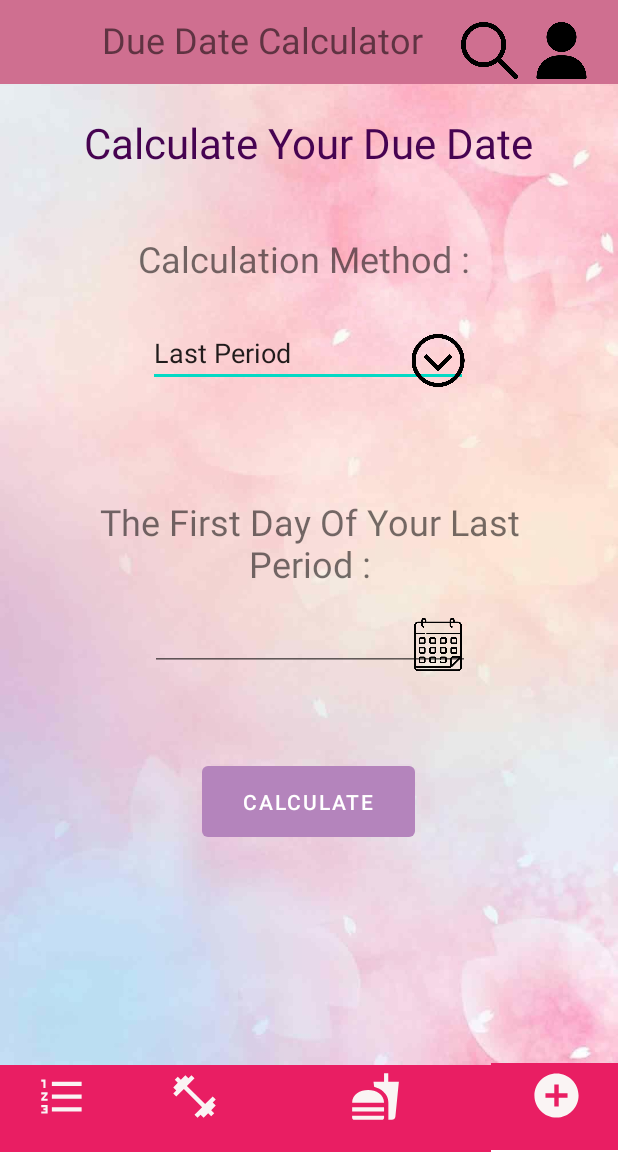
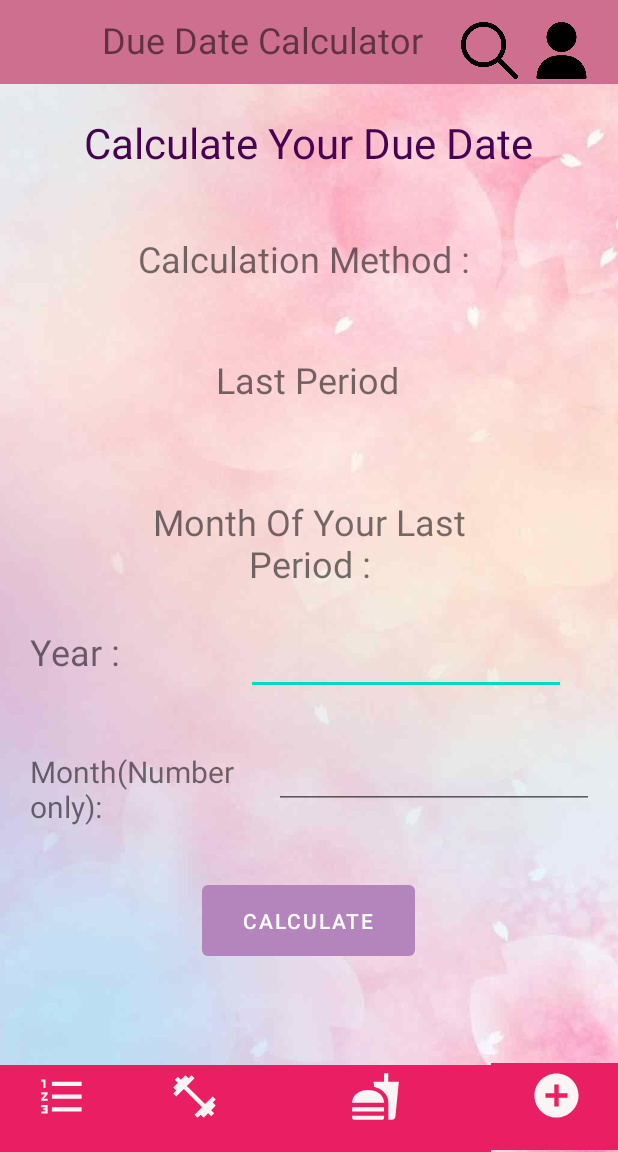
Before and after one commit to ThimeshaMindaka/Moms-care, an Android app: the Duedate_cal screen opened directly, with no data from a screen before it, on a phone screen of 412 x 824 dp, the part 84-1236 px from its top. Run offline under Robolectric (Android 15) with nearby library versions, the phone set to English and light mode, and no system bars.

Commit message:
Calculation is done

```diff
--- a/app/src/main/res/layout/activity_duedate_calculator.xml
+++ b/app/src/main/res/layout/activity_duedate_calculator.xml
@@ -8,14 +8,13 @@
 
     <ImageView
         android:id="@+id/imageView33"
-        android:layout_width="wrap_content"
+        android:layout_width="1080dp"
         android:layout_height="wrap_content"
         app:layout_constraintBottom_toBottomOf="parent"
         app:layout_constraintEnd_toEndOf="parent"
-        app:layout_constraintHorizontal_bias="0.0"
         app:layout_constraintStart_toStartOf="parent"
         app:layout_constraintTop_toTopOf="parent"
-        app:layout_constraintVertical_bias="1.0"
+        app:layout_constraintVertical_bias="0.0"
         app:srcCompat="@drawable/bac4" />
 
     <androidx.appcompat.widget.Toolbar
@@ -67,7 +66,7 @@
         android:text="@string/txt46"
         android:textSize="24sp"
         app:layout_constraintBottom_toBottomOf="@+id/imageView33"
-        app:layout_constraintEnd_toEndOf="@+id/imageView34"
+
         app:layout_constraintHorizontal_bias="0.307"
         app:layout_constraintStart_toStartOf="parent"
         app:layout_constraintTop_toTopOf="parent"
@@ -86,32 +85,6 @@
         app:layout_constraintStart_toStartOf="parent"
         app:layout_constraintTop_toTopOf="@+id/imageView33"
         app:layout_constraintVertical_bias="0.2" />
-
-    <EditText
-        android:id="@+id/txt48"
-        android:layout_width="wrap_content"
-        android:layout_height="wrap_content"
-        android:ems="10"
-        android:inputType="textPersonName"
-        android:text="@string/txt48"
-        app:layout_constraintBottom_toBottomOf="parent"
-        app:layout_constraintEnd_toEndOf="parent"
-        app:layout_constraintHorizontal_bias="0.497"
-        app:layout_constraintStart_toStartOf="parent"
-        app:layout_constraintTop_toBottomOf="@+id/txt47"
-        app:layout_constraintVertical_bias="0.016" />
-
-    <ImageView
-        android:id="@+id/imageView37"
-        android:layout_width="40dp"
-        android:layout_height="35dp"
-        app:layout_constraintBottom_toBottomOf="@+id/txt48"
-        app:layout_constraintEnd_toEndOf="@+id/txt48"
-        app:layout_constraintHorizontal_bias="1.0"
-        app:layout_constraintStart_toStartOf="@+id/txt48"
-        app:layout_constraintTop_toBottomOf="@+id/txt47"
-        app:layout_constraintVertical_bias="1.0"
-        app:srcCompat="@drawable/chevron" />
 
     <TextView
         android:id="@+id/txt49"
@@ -132,30 +105,35 @@
         android:layout_height="wrap_content"
         android:ems="10"
         android:inputType="textPersonName"
+        android:minHeight="48dp"
         android:text="@string/txt50"
         app:layout_constraintBottom_toBottomOf="parent"
         app:layout_constraintEnd_toEndOf="parent"
-        app:layout_constraintHorizontal_bias="0.502"
+        app:layout_constraintHorizontal_bias="0.825"
         app:layout_constraintStart_toStartOf="parent"
         app:layout_constraintTop_toTopOf="parent"
-        app:layout_constraintVertical_bias="0.556" />
+        app:layout_constraintVertical_bias="0.577"
+        tools:ignore="SpeakableTextPresentCheck" />
+
 
     <ImageView
         android:id="@+id/imageView38"
         android:layout_width="40dp"
         android:layout_height="35dp"
-        app:layout_constraintBottom_toBottomOf="@+id/txt50"
-        app:layout_constraintEnd_toEndOf="@+id/txt50"
-        app:layout_constraintHorizontal_bias="0.994"
-        app:layout_constraintStart_toStartOf="@+id/txt50"
-        app:layout_constraintTop_toBottomOf="@+id/txt49"
-        app:layout_constraintVertical_bias="1.0"
+        android:layout_marginTop="344dp"
+        android:layout_marginEnd="64dp"
+        android:layout_marginBottom="352dp"
+        app:layout_constraintBottom_toBottomOf="parent"
+        app:layout_constraintEnd_toEndOf="@+id/imageView33"
+        app:layout_constraintTop_toTopOf="@+id/imageView33"
+        app:layout_constraintVertical_bias="0.0"
         app:srcCompat="@drawable/calendar" />
 
     <Button
         android:id="@+id/btn9"
         android:layout_width="142dp"
         android:layout_height="59dp"
+        android:onClick="calculate"
         android:text="@string/btn9"
         app:backgroundTint="#B484BC"
         app:layout_constraintBottom_toBottomOf="parent"
@@ -163,8 +141,7 @@
         app:layout_constraintHorizontal_bias="0.498"
         app:layout_constraintStart_toStartOf="parent"
         app:layout_constraintTop_toTopOf="parent"
-        app:layout_constraintVertical_bias="0.712" />
-
+        app:layout_constraintVertical_bias="0.824" />
 
     <TextView
         android:id="@+id/txt51"
@@ -231,4 +208,50 @@
             app:cornerRadius="0dp"
             tools:ignore="SpeakableTextPresentCheck" />
     </LinearLayout>
+
+    <TextView
+        android:id="@+id/txt001"
+        android:layout_width="89dp"
+        android:layout_height="40dp"
+        android:layout_marginStart="20dp"
+        android:layout_marginTop="88dp"
+        android:textSize="24sp"
+        android:text="@string/txt001"
+        app:layout_constraintStart_toStartOf="parent"
+        app:layout_constraintTop_toTopOf="@+id/txt49" />
+
+    <EditText
+        android:id="@+id/txt00"
+        android:layout_width="wrap_content"
+        android:layout_height="wrap_content"
+        android:layout_marginTop="28dp"
+        android:layout_marginEnd="16dp"
+        android:ems="10"
+        android:inputType="textPersonName"
+        android:minHeight="48dp"
+        android:text="@string/txt00"
+        app:layout_constraintEnd_toEndOf="parent"
+        app:layout_constraintTop_toBottomOf="@+id/txt50"
+        tools:ignore="SpeakableTextPresentCheck" />
+
+    <TextView
+        android:id="@+id/txt002"
+        android:layout_width="159dp"
+        android:layout_height="72dp"
+        android:layout_marginStart="20dp"
+        android:text="@string/txt002"
+        android:textSize="20sp"
+        app:layout_constraintBaseline_toBaselineOf="@+id/txt00"
+        app:layout_constraintStart_toStartOf="parent" />
+
+    <TextView
+        android:id="@+id/txt003"
+        android:layout_width="172dp"
+        android:layout_height="54dp"
+        android:layout_marginTop="32dp"
+        android:layout_marginEnd="96dp"
+        android:text="@string/txt003"
+        android:textSize="24sp"
+        app:layout_constraintEnd_toEndOf="parent"
+        app:layout_constraintTop_toBottomOf="@+id/txt47" />
 </androidx.constraintlayout.widget.ConstraintLayout>
--- a/app/src/main/res/values/strings.xml
+++ b/app/src/main/res/values/strings.xml
@@ -122,7 +122,7 @@
         <string name="txt46">Due Date Calculator</string>
         <string name="txt47">Calculation Method :</string>
         <string name="txt48">Last Period</string>
-        <string name="txt49">The First Day Of Your Last Period :</string>
+        <string name="txt49"> Month Of Your Last Period :</string>
         <string name="txt50" />
         <string name="btn9">Calculate</string>
         <string name="txt51">Calculate Your Due Date</string>
@@ -146,9 +146,11 @@
         <string name="btn15">Common Problems</string>
         <string name="btn16">Medical Schedule</string>
         <string name="btn17">View Doctors</string>
-
-
-
+    <string name="txt00" />
+    <string name="txt002">Month(Number only):</string>
+    <string name="txt001">Year :</string>
+    <string name="txt003">Last Period</string>
+    <string name="txt004" />
 
 
 </resources>
--- a/build.gradle
+++ b/build.gradle
@@ -5,7 +5,7 @@ buildscript {
         mavenCentral()
     }
     dependencies {
-        classpath 'com.android.tools.build:gradle:4.2.2'
+        classpath 'com.android.tools.build:gradle:7.0.1'
 
         // NOTE: Do not place your application dependencies here; they belong
         // in the individual module build.gradle files
```
Also changed, not shown: app/src/main/java/com/example/momscare/Medical/Duedate_cal.java (+45 -0 lines), app/src/main/java/com/example/momscare/Medical/Duedate_rep.java (+17 -0 lines), app/src/main/java/com/example/momscare/Medical/Medical_info.java (+19 -0 lines), app/src/main/res/layout/activity_duedate_reply.xml (+17 -15 lines), app/src/main/res/layout/activity_medical_information.xml (+3 -13 lines).
